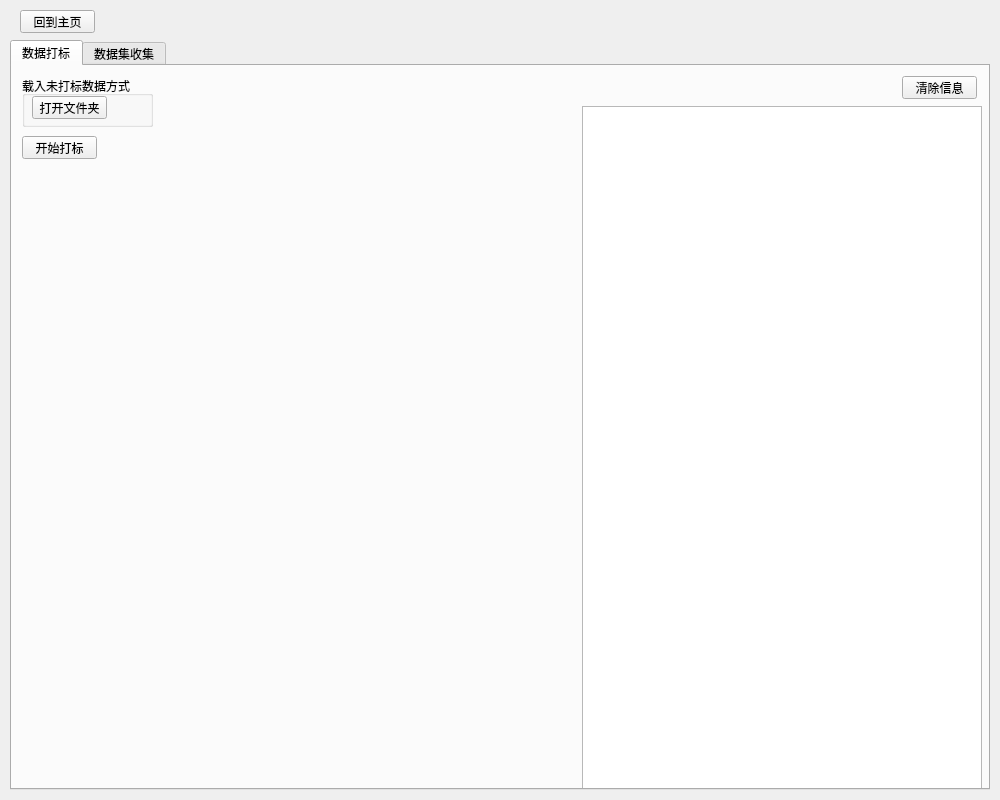
The window that src/ui/dataWindow.ui (CcooLcyy/checker) describes before a commit, drawn with Qt 5.
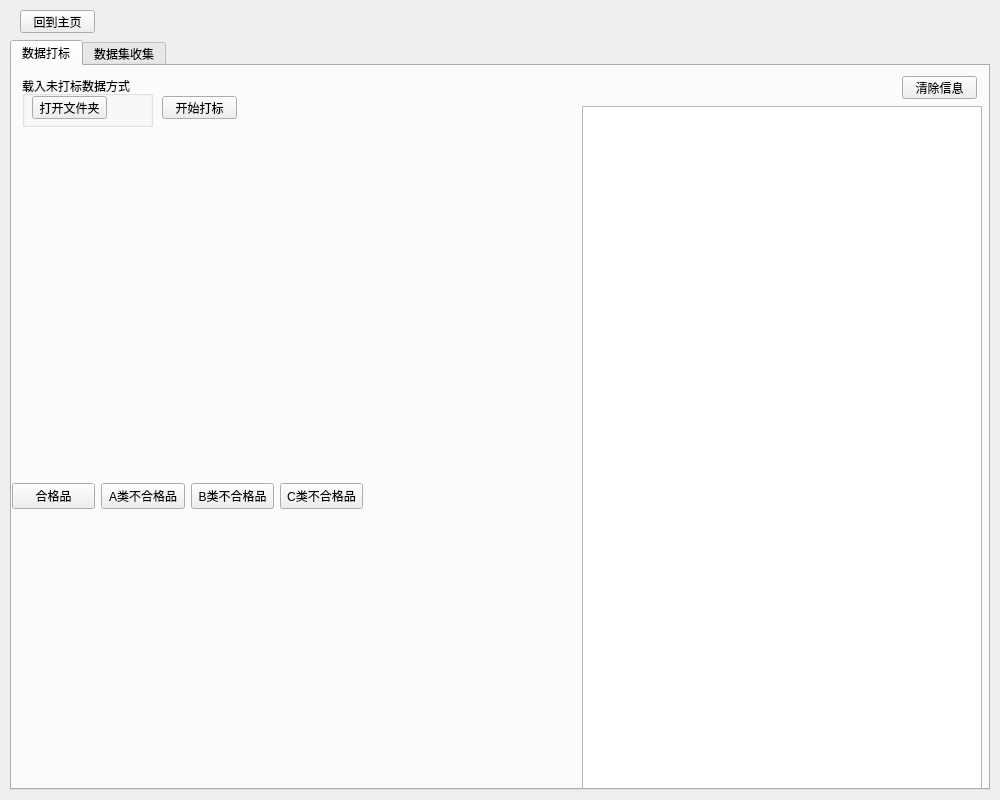
The same window after the commit.

The edit to the form file:
```diff
--- a/src/ui/dataWindow.ui
+++ b/src/ui/dataWindow.ui
@@ -94,8 +94,8 @@
     <widget class="QPushButton" name="toDataMarkWindowButton">
      <property name="geometry">
       <rect>
-       <x>10</x>
-       <y>70</y>
+       <x>150</x>
+       <y>30</y>
        <width>75</width>
        <height>23</height>
       </rect>
@@ -104,6 +104,59 @@
       <string>开始打标</string>
      </property>
     </widget>
+    <widget class="QLabel" name="UnmarkedImageShow">
+     <property name="geometry">
+      <rect>
+       <x>10</x>
+       <y>80</y>
+       <width>300</width>
+       <height>300</height>
+      </rect>
+     </property>
+     <property name="text">
+      <string/>
+     </property>
+    </widget>
+    <widget class="QWidget" name="">
+     <property name="geometry">
+      <rect>
+       <x>0</x>
+       <y>410</y>
+       <width>351</width>
+       <height>41</height>
+      </rect>
+     </property>
+     <layout class="QHBoxLayout" name="horizontalLayout">
+      <item>
+       <widget class="QPushButton" name="qualifiedProductButton">
+        <property name="text">
+         <string>合格品</string>
+        </property>
+       </widget>
+      </item>
+      <item>
+       <widget class="QPushButton" name="AClassButton">
+        <property name="text">
+         <string>A类不合格品</string>
+        </property>
+       </widget>
+      </item>
+      <item>
+       <widget class="QPushButton" name="BClassButton">
+        <property name="text">
+         <string>B类不合格品</string>
+        </property>
+       </widget>
+      </item>
+      <item>
+       <widget class="QPushButton" name="CClassButton">
+        <property name="text">
+         <string>C类不合格品</string>
+        </property>
+       </widget>
+      </item>
+     </layout>
+    </widget>
    </widget>
    <widget class="QWidget" name="tab_2">
     <attribute name="title">
```
Left out of the diff: 4 changed lines with no effect on the pictures.
